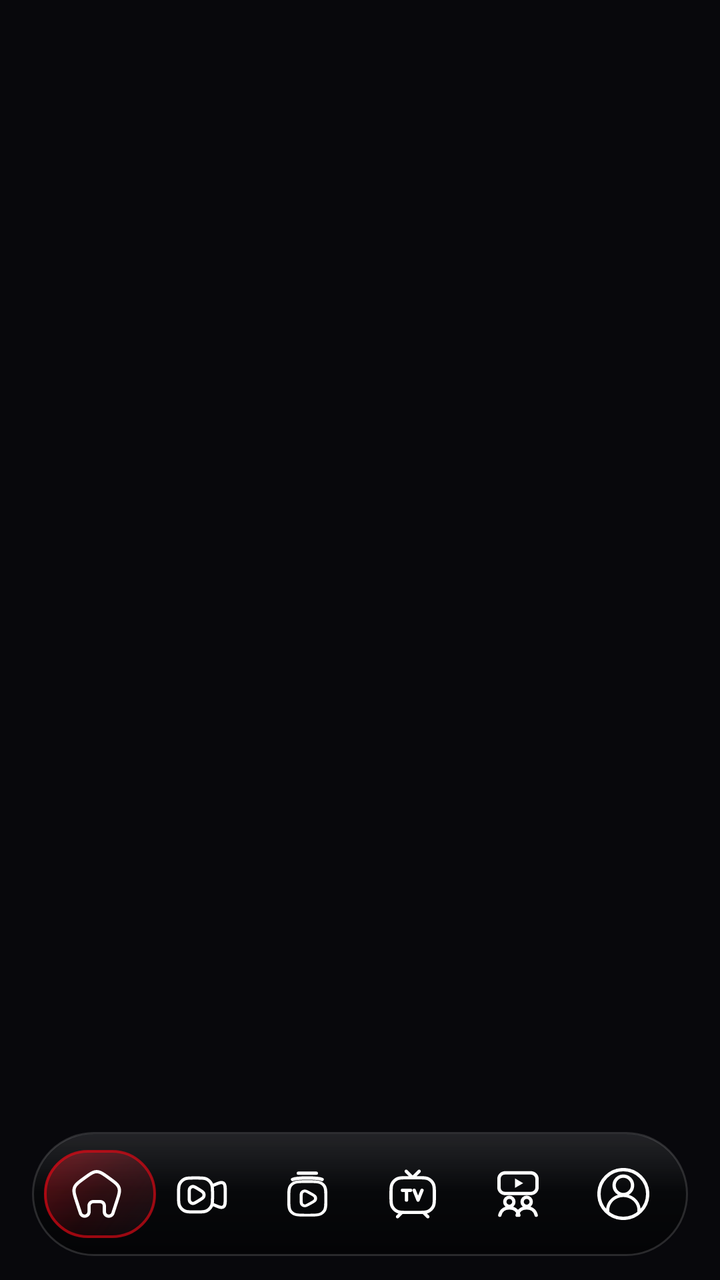
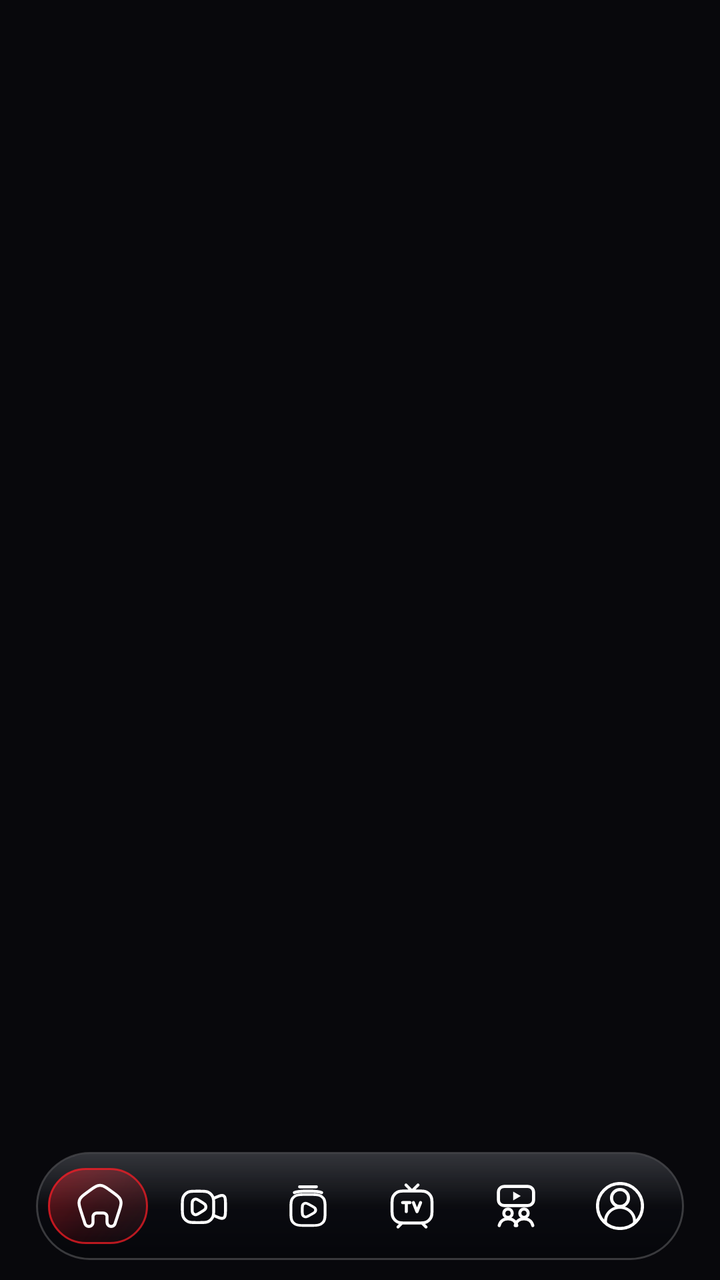

The first picture is an Android layout as it rendered before a commit; the second is the same layout after the commit. The layout source and the unified diff follow.
<!-- AndroidManifest.xml: application theme Theme.MaterialComponents.DayNight.NoActionBar -->
<!-- res/layout/activity_main.xml -->
<?xml version="1.0" encoding="utf-8"?>
<FrameLayout xmlns:android="http://schemas.android.com/apk/res/android"
    android:layout_width="match_parent"
    android:layout_height="match_parent"
    android:background="#08080C"
    android:layoutDirection="ltr">

    
    <FrameLayout
        android:id="@+id/fragmentContainer"
        android:layout_width="match_parent"
        android:layout_height="match_parent" />

    
    <FrameLayout
        android:id="@+id/floatingBottomBar"
        android:layout_width="match_parent"
        android:layout_height="62dp"
        android:layout_gravity="bottom"
        android:layout_marginHorizontal="16dp"
        android:layout_marginBottom="12dp"
        android:background="@drawable/bg_floating_nav_pill"
        android:elevation="22dp"
        android:layoutDirection="ltr"
        android:paddingHorizontal="6dp">

        
        <FrameLayout
            android:id="@+id/liveTvCircleBg"
            android:layout_width="56dp"
            android:layout_height="44dp"
            android:layout_gravity="center_vertical|left"
            android:background="@drawable/bg_nav_tv_active_circle" />

        
        <LinearLayout
            android:id="@+id/navTabsRow"
            android:layout_width="match_parent"
            android:layout_height="match_parent"
            android:gravity="center_vertical"
            android:layoutDirection="ltr"
            android:orientation="horizontal"
            android:weightSum="6">

            <FrameLayout
                android:id="@+id/navTabHome"
                android:layout_width="0dp"
                android:layout_height="match_parent"
                android:layout_weight="1">

                <ImageView
                    android:id="@+id/ivNavHome"
                    android:layout_width="26dp"
                    android:layout_height="26dp"
                    android:layout_gravity="center"
                    android:src="@drawable/ic_nav_home" />
            </FrameLayout>

            <FrameLayout
                android:id="@+id/navTabMovies"
                android:layout_width="0dp"
                android:layout_height="match_parent"
                android:layout_weight="1">

                <ImageView
                    android:id="@+id/ivNavMovies"
                    android:layout_width="26dp"
                    android:layout_height="26dp"
                    android:layout_gravity="center"
                    android:src="@drawable/ic_nav_movies" />
            </FrameLayout>

            <FrameLayout
                android:id="@+id/navTabSeries"
                android:layout_width="0dp"
                android:layout_height="match_parent"
                android:layout_weight="1">

                <ImageView
                    android:id="@+id/ivNavSeries"
                    android:layout_width="26dp"
                    android:layout_height="26dp"
                    android:layout_gravity="center"
                    android:src="@drawable/ic_nav_series" />
            </FrameLayout>

            <FrameLayout
                android:id="@+id/navTabLive"
                android:layout_width="0dp"
                android:layout_height="match_parent"
                android:layout_weight="1">

                <ImageView
                    android:id="@+id/ivNavLive"
                    android:layout_width="26dp"
                    android:layout_height="26dp"
                    android:layout_gravity="center"
                    android:src="@drawable/ic_nav_live_tv" />
            </FrameLayout>

            <FrameLayout
                android:id="@+id/navTabMatches"
                android:layout_width="0dp"
                android:layout_height="match_parent"
                android:layout_weight="1">

                <ImageView
                    android:id="@+id/ivNavMatches"
                    android:layout_width="26dp"
                    android:layout_height="26dp"
                    android:layout_gravity="center"
                    android:src="@drawable/ic_nav_events" />
            </FrameLayout>

            <FrameLayout
                android:id="@+id/navTabWatch"
                android:layout_width="0dp"
                android:layout_height="match_parent"
                android:layout_weight="1">

                <ImageView
                    android:id="@+id/ivNavProfile"
                    android:layout_width="26dp"
                    android:layout_height="26dp"
                    android:layout_gravity="center"
                    android:src="@drawable/ic_nav_profile" />
            </FrameLayout>

        </LinearLayout>
    </FrameLayout>
</FrameLayout>
<!-- resources referenced by this layout -->
<resources>
  <!-- drawable bg_floating_nav_pill (drawable) -->
  <?xml version="1.0" encoding="utf-8"?>
  <layer-list xmlns:android="http://schemas.android.com/apk/res/android">
      
      <item>
          <shape android:shape="rectangle">
              <gradient
                  android:angle="270"
                  android:startColor="#F50B0C10"
                  android:centerColor="#F8060709"
                  android:endColor="#FA030305"
                  android:type="linear" />
              <corners android:radius="32dp" />
              <stroke
                  android:width="1dp"
                  android:color="#24FFFFFF" />
          </shape>
      </item>
  
      
      <item
          android:bottom="32dp"
          android:left="1dp"
          android:right="1dp"
          android:top="1dp">
          <shape android:shape="rectangle">
              <gradient
                  android:angle="270"
                  android:startColor="#18FFFFFF"
                  android:endColor="#00FFFFFF"
                  android:type="linear" />
              <corners
                  android:bottomLeftRadius="0dp"
                  android:bottomRightRadius="0dp"
                  android:topLeftRadius="31dp"
                  android:topRightRadius="31dp" />
          </shape>
      </item>
  </layer-list>
  <!-- drawable bg_nav_tv_active_circle (drawable) -->
  <?xml version="1.0" encoding="utf-8"?>
  <layer-list xmlns:android="http://schemas.android.com/apk/res/android">
      
      <item>
          <shape android:shape="rectangle">
              <gradient
                  android:angle="315"
                  android:startColor="#48E50914"
                  android:centerColor="#268A050C"
                  android:endColor="#D90B0C10"
                  android:type="linear" />
              <corners android:radius="22dp" />
          </shape>
      </item>
  
      
      <item>
          <shape android:shape="rectangle">
              <gradient
                  android:angle="270"
                  android:startColor="#28FF4757"
                  android:endColor="#05000000"
                  android:type="linear" />
              <corners android:radius="22dp" />
              <stroke
                  android:width="1.2dp"
                  android:color="#A6E50914" />
          </shape>
      </item>
  </layer-list>
  <!-- drawable ic_nav_profile (drawable) -->
  <?xml version="1.0" encoding="utf-8"?>
  <vector xmlns:android="http://schemas.android.com/apk/res/android"
      android:width="26dp"
      android:height="26dp"
      android:viewportWidth="24.0"
      android:viewportHeight="24.0">
      <group
          android:translateX="-8.0"
          android:translateY="-8.4">
          <path
              android:fillColor="#00000000"
              android:pathData="M20,20.401m-11.25,0a11.25,11.25 0,1 1,22.5 0a11.25,11.25 0,1 1,-22.5 0"
              android:strokeWidth="1.55"
              android:strokeColor="#FFFFFF" />
          <path
              android:fillColor="#00000000"
              android:pathData="M20,16.401m-4.25,0a4.25,4.25 0,1 1,8.5 0a4.25,4.25 0,1 1,-8.5 0"
              android:strokeWidth="1.55"
              android:strokeColor="#FFFFFF" />
          <path
              android:fillColor="#FFFFFF"
              android:pathData="M27.942,28.803C28.08,27.738 27.972,26.658 27.626,25.635C27.281,24.613 26.705,23.672 25.938,22.875C25.171,22.079 24.232,21.446 23.182,21.02C22.132,20.593 20.997,20.383 19.853,20.402C18.709,20.422 17.583,20.672 16.55,21.134C15.518,21.597 14.604,22.261 13.869,23.083C13.134,23.906 12.595,24.866 12.29,25.9C11.985,26.933 11.92,28.017 12.099,29.076L13.58,28.856C13.434,27.995 13.487,27.115 13.735,26.275C13.983,25.435 14.421,24.655 15.018,23.987C15.615,23.319 16.358,22.778 17.197,22.403C18.036,22.027 18.951,21.824 19.88,21.808C20.81,21.792 21.732,21.963 22.585,22.31C23.438,22.656 24.202,23.17 24.825,23.817C25.448,24.464 25.916,25.229 26.197,26.06C26.478,26.891 26.565,27.768 26.453,28.634L27.942,28.803Z" />
      </group>
  </vector>
  <!-- unchanged entries left out for length: 5 -->
</resources>

<!-- the commit's change to res/layout/activity_main.xml (unified diff, before → after) -->
@@ -5,7 +5,6 @@
     android:background="#08080C"
     android:layoutDirection="ltr">
 
-    
     <FrameLayout
         android:id="@+id/fragmentContainer"
         android:layout_width="match_parent"
@@ -15,10 +14,10 @@
     <FrameLayout
         android:id="@+id/floatingBottomBar"
         android:layout_width="match_parent"
-        android:layout_height="62dp"
+        android:layout_height="54dp"
         android:layout_gravity="bottom"
-        android:layout_marginHorizontal="16dp"
-        android:layout_marginBottom="12dp"
+        android:layout_marginHorizontal="18dp"
+        android:layout_marginBottom="10dp"
         android:background="@drawable/bg_floating_nav_pill"
         android:elevation="22dp"
         android:layoutDirection="ltr"
@@ -27,8 +26,8 @@
         
         <FrameLayout
             android:id="@+id/liveTvCircleBg"
-            android:layout_width="56dp"
-            android:layout_height="44dp"
+            android:layout_width="50dp"
+            android:layout_height="38dp"
             android:layout_gravity="center_vertical|left"
             android:background="@drawable/bg_nav_tv_active_circle" />
 
@@ -50,8 +49,8 @@
 
                 <ImageView
                     android:id="@+id/ivNavHome"
-                    android:layout_width="26dp"
-                    android:layout_height="26dp"
+                    android:layout_width="24dp"
+                    android:layout_height="24dp"
                     android:layout_gravity="center"
                     android:src="@drawable/ic_nav_home" />
             </FrameLayout>
@@ -64,8 +63,8 @@
 
                 <ImageView
                     android:id="@+id/ivNavMovies"
-                    android:layout_width="26dp"
-                    android:layout_height="26dp"
+                    android:layout_width="24dp"
+                    android:layout_height="24dp"
                     android:layout_gravity="center"
                     android:src="@drawable/ic_nav_movies" />
             </FrameLayout>
@@ -78,8 +77,8 @@
 
                 <ImageView
                     android:id="@+id/ivNavSeries"
-                    android:layout_width="26dp"
-                    android:layout_height="26dp"
+                    android:layout_width="24dp"
+                    android:layout_height="24dp"
                     android:layout_gravity="center"
                     android:src="@drawable/ic_nav_series" />
             </FrameLayout>
@@ -92,8 +91,8 @@
 
                 <ImageView
                     android:id="@+id/ivNavLive"
-                    android:layout_width="26dp"
-                    android:layout_height="26dp"
+                    android:layout_width="24dp"
+                    android:layout_height="24dp"
                     android:layout_gravity="center"
                     android:src="@drawable/ic_nav_live_tv" />
             </FrameLayout>
@@ -106,8 +105,8 @@
 
                 <ImageView
                     android:id="@+id/ivNavMatches"
-                    android:layout_width="26dp"
-                    android:layout_height="26dp"
+                    android:layout_width="24dp"
+                    android:layout_height="24dp"
                     android:layout_gravity="center"
                     android:src="@drawable/ic_nav_events" />
             </FrameLayout>
@@ -120,8 +119,8 @@
 
                 <ImageView
                     android:id="@+id/ivNavProfile"
-                    android:layout_width="26dp"
-                    android:layout_height="26dp"
+                    android:layout_width="24dp"
+                    android:layout_height="24dp"
                     android:layout_gravity="center"
                     android:src="@drawable/ic_nav_profile" />
             </FrameLayout>
<!-- resource entries referenced after the edit -->
@@ -8,65 +8,62 @@
           <shape android:shape="rectangle">
               <gradient
                   android:angle="270"
-                  android:startColor="#F50B0C10"
-                  android:centerColor="#F8060709"
-                  android:endColor="#FA030305"
+                  android:startColor="#D612141C"
+                  android:centerColor="#DE0A0B10"
+                  android:endColor="#E6050609"
                   android:type="linear" />
-              <corners android:radius="32dp" />
+              <corners android:radius="28dp" />
               <stroke
                   android:width="1dp"
-                  android:color="#24FFFFFF" />
+                  android:color="#33FFFFFF" />
           </shape>
       </item>
   
       
       <item
-          android:bottom="32dp"
+          android:bottom="27dp"
           android:left="1dp"
           android:right="1dp"
           android:top="1dp">
           <shape android:shape="rectangle">
               <gradient
                   android:angle="270"
-                  android:startColor="#18FFFFFF"
+                  android:startColor="#24FFFFFF"
                   android:endColor="#00FFFFFF"
                   android:type="linear" />
               <corners
                   android:bottomLeftRadius="0dp"
                   android:bottomRightRadius="0dp"
-                  android:topLeftRadius="31dp"
-                  android:topRightRadius="31dp" />
+                  android:topLeftRadius="27dp"
+                  android:topRightRadius="27dp" />
           </shape>
       </item>
   </layer-list>
   <!-- drawable bg_nav_tv_active_circle (drawable) -->
   <?xml version="1.0" encoding="utf-8"?>
   <layer-list xmlns:android="http://schemas.android.com/apk/res/android">
-      
       <item>
           <shape android:shape="rectangle">
               <gradient
                   android:angle="315"
-                  android:startColor="#48E50914"
-                  android:centerColor="#268A050C"
-                  android:endColor="#D90B0C10"
+                  android:startColor="#4DE50914"
+                  android:centerColor="#2999060E"
+                  android:endColor="#BF0C0D12"
                   android:type="linear" />
-              <corners android:radius="22dp" />
+              <corners android:radius="19dp" />
           </shape>
       </item>
-  
-      
       <item>
           <shape android:shape="rectangle">
               <gradient
                   android:angle="270"
-                  android:startColor="#28FF4757"
-                  android:endColor="#05000000"
+                  android:startColor="#30FF525E"
+                  android:endColor="#00000000"
                   android:type="linear" />
-              <corners android:radius="22dp" />
+              <corners android:radius="19dp" />
               <stroke
-                  android:width="1.2dp"
-                  android:color="#A6E50914" />
+                  android:width="1.1dp"
+                  android:color="#B3FF1E27" />
           </shape>
       </item>
   </layer-list>
